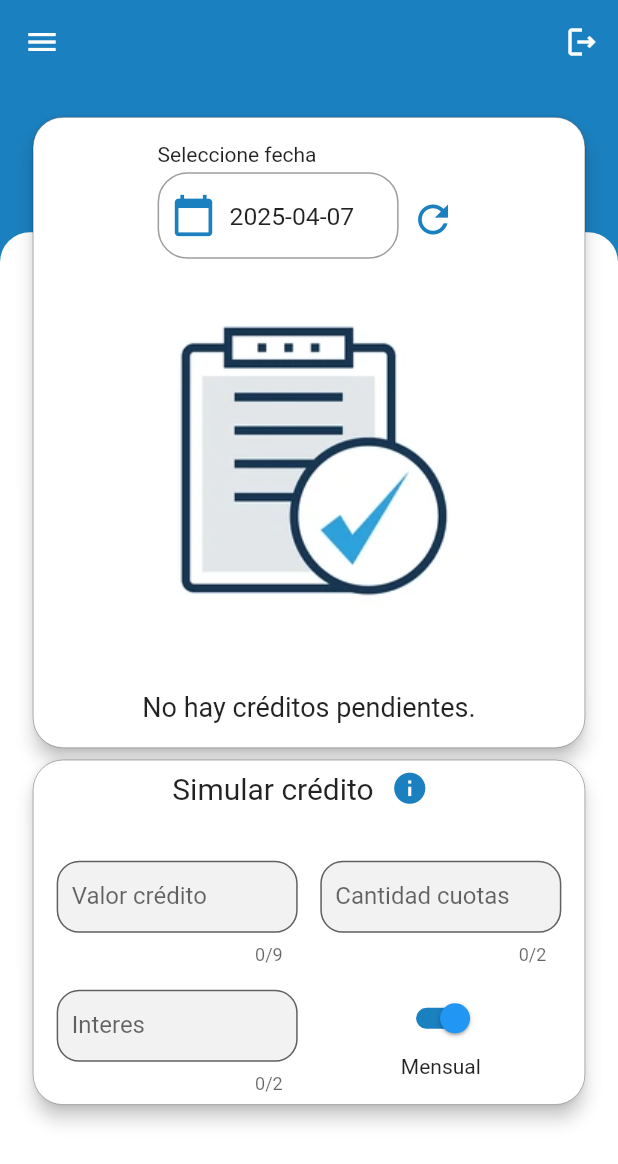
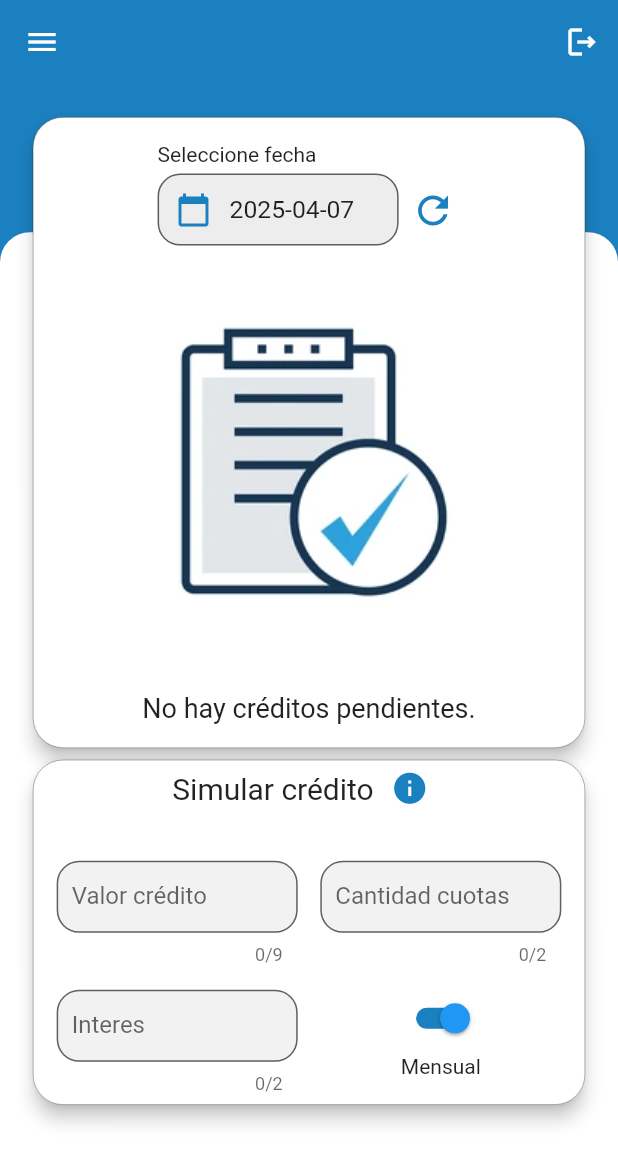
Before and after one commit to calico91/Inversiones-frontend, a Flutter app: the HomePage screen opened by its route, on a phone screen of 412 x 824 dp. Shown: the top 1164 px of the screen. Run offline on Flutter 3.47's test engine with Material 3 defaults, Android fonts, the phone set to English and light mode, and no system bars; our stand-ins replace animated_splash_screen, currency_text_input_formatter, device_info_plus, flutter_secure_storage, font_awesome_flutter, get and 9 more; missing offline and left inert: installed_apps, local_auth_android, multi_image_picker_view; accounts and stored records are empty.

Commit message:
se hacen cambios visuales en diferentes pantallas

```diff
--- a/inversiones/lib/src/ui/pages/clients/widgets/lista_clientes.dart
+++ b/inversiones/lib/src/ui/pages/clients/widgets/lista_clientes.dart
@@ -88,7 +88,7 @@ class ListaClientes extends StatelessWidget {
             "Editar cliente",
             () => controller.consultarClienteImagenes(
                 controller.filtroClientes.value[index].id!),
-            const FaIcon(FontAwesomeIcons.userPen)),
+            const Icon(Icons.edit_outlined)),
         _mostrarBotonSubtitulos(
             "Ver imagenes",
             () => controller
--- a/inversiones/lib/src/ui/pages/credits/widgets/lista_creditos_activos/lista_creditos_activos.dart
+++ b/inversiones/lib/src/ui/pages/credits/widgets/lista_creditos_activos/lista_creditos_activos.dart
@@ -25,7 +25,7 @@ class ListaCreditosActivos extends StatelessWidget {
                   style: TextStyle(fontSize: 18),
                 ),
                 SizedBox(
-                  height: General.mediaQuery(context).height * 0.35,
+                  height: General.mediaQuery(context).height * 0.37,
                   width: General.mediaQuery(context).width * 0.45,
                   child: Image.asset(
                     'assets/cargar_credito.png',
--- a/inversiones/lib/src/ui/pages/home/home_page.dart
+++ b/inversiones/lib/src/ui/pages/home/home_page.dart
@@ -86,7 +86,7 @@ class HomePage extends StatelessWidget {
                     ),
                     Container(
                       padding: const EdgeInsets.only(top: 10),
-                      height: General.mediaQuery(context).height * 0.05,
+                      height: General.mediaQuery(context).height * 0.065,
                       width: General.mediaQuery(context).width * 0.1,
                       child: IconButton(
                         splashColor: Colors.transparent,
--- a/inversiones/lib/src/ui/pages/home/widgets/drawer_molecule.dart
+++ b/inversiones/lib/src/ui/pages/home/widgets/drawer_molecule.dart
@@ -28,7 +28,7 @@ class DrawerMolecule extends StatelessWidget {
               if (controller.mostrarModulo(['SUPER']))
                 _opciones(Icons.admin_panel_settings_outlined, 'Roles',
                     () => Get.toNamed(RouteNames.roles)),
-              _opciones(Icons.fingerprint_outlined, 'Asignar biometria',
+              _opciones(Icons.fingerprint_outlined, 'Activar huella',
                   () => controller.vincularDispositivo()),
               _opciones(Icons.password_outlined, 'Cambiar contraseña',
                   () => _mostrarModalCambiarContrasena(context, controller)),
--- a/inversiones/lib/src/ui/pages/reportes/reportes_page.dart
+++ b/inversiones/lib/src/ui/pages/reportes/reportes_page.dart
@@ -4,6 +4,7 @@ import 'package:inversiones/src/ui/pages/reportes/reportes_controller.dart';
 import 'package:inversiones/src/ui/pages/reportes/widgets/capital_interes/card_capital_interes.dart';
 import 'package:inversiones/src/ui/pages/reportes/widgets/ultimos_abonos/card_ultimos_abonos.dart';
 import 'package:inversiones/src/ui/pages/widgets/appbar/app_bar_custom.dart';
+import 'package:inversiones/src/ui/pages/widgets/card/custom_card_body.dart';
 
 class ReportesPage extends StatelessWidget {
   const ReportesPage({super.key});
@@ -15,7 +16,7 @@ class ReportesPage extends StatelessWidget {
     return Scaffold(
         backgroundColor: Colors.white,
         appBar: const AppBarCustom('Reportes'),
-        body: SingleChildScrollView(
+        body: CustomCardBody(
             child: Column(children: [
           CardCapitalInteres(controller),
           CardUltimosAbonos(controller)
--- a/inversiones/lib/src/ui/pages/users/users_page.dart
+++ b/inversiones/lib/src/ui/pages/users/users_page.dart
@@ -8,6 +8,7 @@ import 'package:inversiones/src/ui/pages/utils/general.dart';
 import 'package:inversiones/src/ui/pages/widgets/appbar/app_bar_custom.dart';
 import 'package:inversiones/src/ui/pages/widgets/buttons/button_icon_custom.dart';
 import 'package:inversiones/src/ui/pages/widgets/card/custom_card.dart';
+import 'package:inversiones/src/ui/pages/widgets/card/custom_card_body.dart';
 import 'package:inversiones/src/ui/pages/widgets/inputs/text_field_search.dart';
 import 'package:inversiones/src/ui/pages/widgets/loading/loading.dart';
 
@@ -21,7 +22,7 @@ class UsersPage extends StatelessWidget {
 
     return Scaffold(
         appBar: const AppBarCustom('Usuarios'),
-        body: SingleChildScrollView(
+        body: CustomCardBody(
           child: Column(children: [
             Form(
                 key: controller.formKeyUsuario,
@@ -32,7 +33,7 @@ class UsersPage extends StatelessWidget {
                       height: mediaQuery.height * 0.47,
                       width: double.infinity,
                       child: controller.cargando.value
-                          ? const Loading(horizontal: 0.4, vertical: 0.2)
+                          ? const Loading(horizontal: 0.35, vertical: 0.2)
                           : controller.usuarios.value.isEmpty
                               ? const Center(
                                   child: Text('No hay usuarios creados'))
--- a/inversiones/lib/src/ui/pages/users/widgets/formulario_usuario.dart
+++ b/inversiones/lib/src/ui/pages/users/widgets/formulario_usuario.dart
@@ -25,7 +25,7 @@ class FormularioUsuario extends StatelessWidget {
         Row(children: [
           TextFieldBase(
               textAlign: TextAlign.left,
-              paddingHorizontal: 20,
+              paddingHorizontal: 10,
               hintText: 'Nombres',
               controller: controller.nombres,
               textInputType: TextInputType.name,
@@ -40,7 +40,7 @@ class FormularioUsuario extends StatelessWidget {
         Row(children: [
           TextFieldBase(
               textAlign: TextAlign.left,
-              paddingHorizontal: 20,
+              paddingHorizontal: 10,
               hintText: 'Nombre usuario',
               controller: controller.nombreUsuario,
               textInputType: TextInputType.name,
@@ -67,7 +67,7 @@ class FormularioUsuario extends StatelessWidget {
   Widget _selectRoles(Size mediaQuery, UserController controller) => Container(
       padding: EdgeInsets.symmetric(horizontal: mediaQuery.width * 0.05),
       height: mediaQuery.height * 0.14,
-      width: mediaQuery.width * 0.5,
+      width: mediaQuery.width * 0.45,
       child: Obx(() => MultiSelectDialogField(
           initialValue: controller.rolesAsignados.value,
           dialogHeight:
--- a/inversiones/lib/src/ui/pages/widgets/inputs/text_fiel_login.dart
+++ b/inversiones/lib/src/ui/pages/widgets/inputs/text_fiel_login.dart
@@ -65,6 +65,7 @@ class TextFieldLogin extends StatelessWidget {
               suffixIconColor: const Color.fromRGBO(31, 33, 36, 0.8),
               prefixIcon: prefixIcon,
               suffixIcon: suffixIcon,
+              labelText: hintText,
               filled: true,
               fillColor: fillColor ?? const Color.fromRGBO(165, 165, 165, 0.2),
               hintText: hintText ?? '',
--- a/inversiones/lib/src/ui/pages/widgets/inputs/text_field_calendar.dart
+++ b/inversiones/lib/src/ui/pages/widgets/inputs/text_field_calendar.dart
@@ -3,8 +3,9 @@ import 'package:inversiones/src/ui/pages/utils/colores_app.dart';
 import 'package:inversiones/src/ui/pages/utils/general.dart';
 
 class TextFieldCalendar extends StatelessWidget {
-  const TextFieldCalendar(
-      {super.key, required this.controller,
+  const TextFieldCalendar({
+    super.key,
+    required this.controller,
     required this.onTap,
     required this.title,
     this.paddingVertical = 0,
@@ -13,7 +14,9 @@ class TextFieldCalendar extends StatelessWidget {
     this.height,
     this.letterSize = 0.02,
     this.widthTextField = 0.39,
-      this.mostrarBordes = true});
+    this.mostrarBordes = true,
+    this.fillColor = const Color.fromRGBO(165, 165, 165, 0.2),
+  });
 
   final TextEditingController controller;
   final VoidCallback onTap;
@@ -25,9 +28,12 @@ class TextFieldCalendar extends StatelessWidget {
   final bool? mostrarBordes;
   final double? widthTextField;
   final double? letterSize;
+  final Color? fillColor;
 
   @override
   Widget build(BuildContext context) {
+    final alturaCampo = height ?? General.mediaQuery(context).height * 0.07;
+
     return Padding(
       padding: EdgeInsets.symmetric(
         horizontal: paddingHorizontal!,
@@ -37,48 +43,56 @@ class TextFieldCalendar extends StatelessWidget {
         crossAxisAlignment: CrossAxisAlignment.start,
         children: [
           Text(title),
-          SizedBox(
-            height: General.mediaQuery(context).height * 0.005,
-          ),
+          const SizedBox(height: 5),
           SizedBox(
             width: General.mediaQuery(context).width * widthTextField!,
-            height: height ?? General.mediaQuery(context).height * 0.07,
+            child: ConstrainedBox(
+              constraints: BoxConstraints(
+                minHeight: alturaCampo,
+              ),
               child: TextFormField(
                 style: TextStyle(
-                  fontSize: General.mediaQuery(context).height * letterSize!),
+                  fontSize: General.mediaQuery(context).height * letterSize!,
+                ),
                 validator: (value) => _validateStructure(value),
                 controller: controller,
-              decoration: mostrarBordes!
-                  ? InputDecoration(
-                      border: OutlineInputBorder(
-                        borderRadius: BorderRadius.circular(20),
-                      ),
-                      focusedBorder: OutlineInputBorder(
-                        borderRadius: BorderRadius.circular(20),
-                      ),
-                      errorBorder: OutlineInputBorder(
-                        borderRadius: BorderRadius.circular(20),
-                        borderSide: const BorderSide(color: Colors.red),
-                      ),
+                readOnly: true,
+                onTap: onTap,
+                autovalidateMode: AutovalidateMode.onUserInteraction,
+                decoration: InputDecoration(
                   prefixIcon: const Icon(
-                        size: 30,
                     Icons.calendar_today,
                     color: ColoresApp.azulPrimario,
                   ),
-                    )
-                  : const InputDecoration(
-                      border: InputBorder.none,
-                      focusedBorder: InputBorder.none,
-                      enabledBorder: InputBorder.none,
-                      errorBorder: InputBorder.none,
-                      disabledBorder: InputBorder.none,
-                      prefixIcon: Icon(
-                        Icons.calendar_today,
-                        color: ColoresApp.azulPrimario,
+                  prefixIconColor: const Color.fromRGBO(31, 33, 36, 0.8),
+                  filled: true,
+                  fillColor: fillColor,
+                  contentPadding: const EdgeInsets.symmetric(
+                    vertical: 12,
+                    horizontal: 16,
+                  ),
+                  hintText: 'Selecciona una fecha',
+                  border: OutlineInputBorder(
+                    borderRadius: BorderRadius.circular(15),
+                    borderSide:
+                        BorderSide(color: Colors.grey[100]!, width: 0.2),
+                  ),
+                  focusedBorder: OutlineInputBorder(
+                    borderRadius: BorderRadius.circular(15),
+                    borderSide: const BorderSide(
+                      color: Color(0xFF1B80BF),
+                      width: 1.5,
                     ),
                   ),
-              readOnly: true,
-              onTap: onTap,
+                  errorBorder: OutlineInputBorder(
+                    borderRadius: BorderRadius.circular(15),
+                    borderSide: const BorderSide(
+                      color: Colors.red,
+                      width: 1.5,
+                    ),
+                  ),
+                ),
+              ),
             ),
           ),
         ],
@@ -86,10 +100,9 @@ class TextFieldCalendar extends StatelessWidget {
     );
   }
 
-  ///valida estructuras
   String? _validateStructure(String? value) {
     if (required! && value!.isEmpty) {
-      return 'El campo requerido';
+      return 'El campo es requerido';
     }
     return null;
   }
```
Also changed, not shown: inversiones/lib/src/ui/pages/roles/roles_page.dart (+5 -2 lines). Lines whose indentation alone changed are shown as unchanged.
